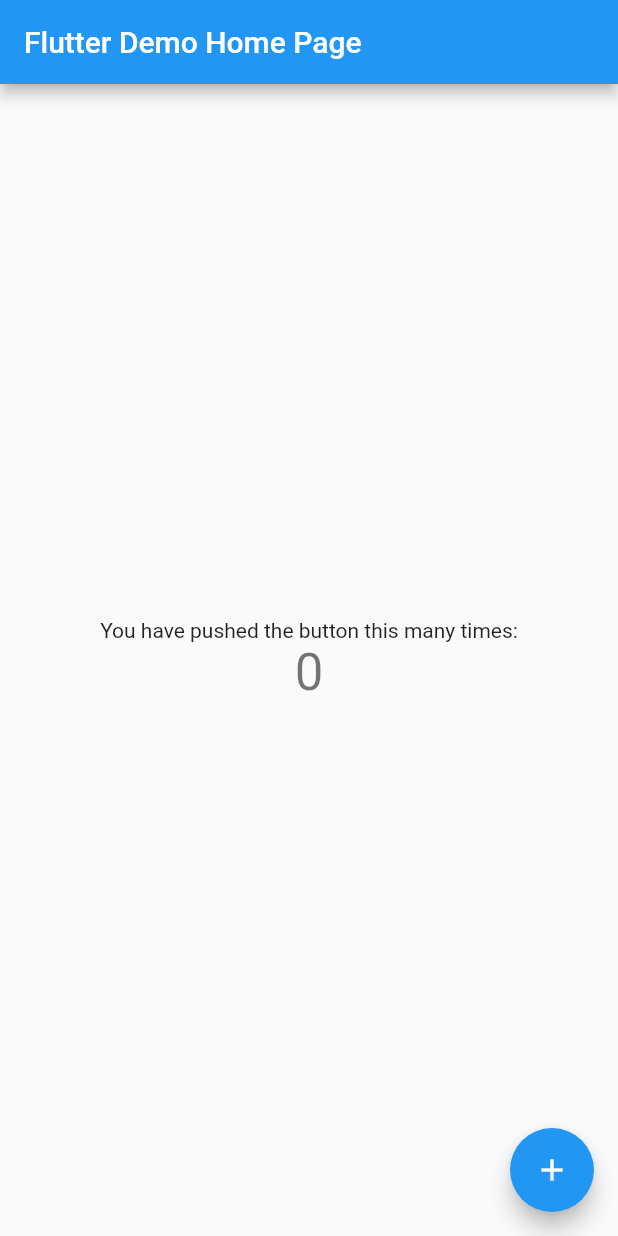
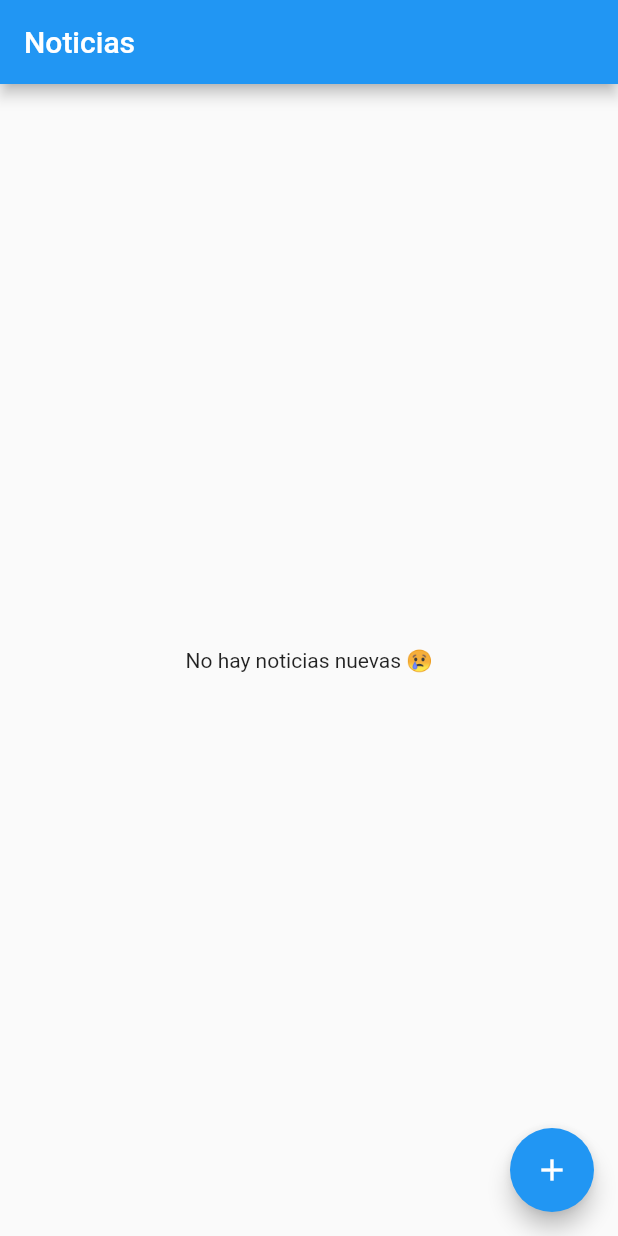
Before and after one commit to EDD-3/FrankFlutter, a Flutter app: the screen it shows after launch, on a phone screen of 412 x 824 dp. Run offline on Flutter 3.47's test engine with Material 2 defaults, Android fonts, the phone set to English and light mode, and no system bars; our stand-ins replace bloc, dartz, data_connection_checker, equatable, flutter_bloc, get_it.

Commit message:
Primer feature terminado

```diff
--- a/lib/core/network/network_info.dart
+++ b/lib/core/network/network_info.dart
@@ -11,6 +11,6 @@ class NetworkInfoImpl implements NetworkInfo{
   NetworkInfoImpl({@required this.connectionChecker});
 
   @override
-  Future<bool> get isConnected => connectionChecker.hasConnection;
+  Future<bool> get isConnected async => connectionChecker.hasConnection;
 
 }
--- a/lib/features/news/data/models/news_article_model.dart
+++ b/lib/features/news/data/models/news_article_model.dart
@@ -24,7 +24,7 @@ class NewsArticleModel extends NewsArticle {
       article: json['post_stripped'],
       articleUrl: json['link'],
       author: json['author_name'],
-      thumbnailUrl: json['thumbnai'],
+      thumbnailUrl: json['thumbnail'],
       articleDate: DateTime.parse(json['post_date']),
     );
   }
--- a/lib/features/news/presentation/bloc/news_bloc.dart
+++ b/lib/features/news/presentation/bloc/news_bloc.dart
@@ -12,7 +12,7 @@ class NewsBloc extends Bloc<NewsEvent, NewsState> {
 
   NewsBloc({
     @required this.getNewsList,
-  });
+  }) : assert(getNewsList != null);
 
   @override
   NewsState get initialState => NewsInitialNewsState();
--- a/lib/features/news/presentation/bloc/news_event.dart
+++ b/lib/features/news/presentation/bloc/news_event.dart
@@ -4,8 +4,7 @@ abstract class NewsEvent extends Equatable {
   const NewsEvent();
 }
 
-class GetNewsEvent extends NewsEvent{
+class GetNewsEvent extends NewsEvent {
   @override
   List<Object> get props => [];
-
 }
--- /dev/null
+++ b/lib/features/news/presentation/pages/news_page.dart
@@ -0,0 +1,89 @@
+import 'package:flutter/material.dart';
+import 'package:flutter_bloc/flutter_bloc.dart';
+import 'package:news_app/features/news/presentation/bloc/bloc.dart';
+import '../../../../injection_container.dart';
+
+class NewsPage extends StatefulWidget {
+  @override
+  _NewsPageState createState() => _NewsPageState();
+}
+
+class _NewsPageState extends State<NewsPage> {
+  NewsBloc _bloc;
+
+  @override
+  void initState() {
+    super.initState();
+    _bloc = sl<NewsBloc>();
+  }
+
+  @override
+  Widget build(BuildContext context) {
+    return Scaffold(
+        appBar: AppBar(
+          title: Text('Noticias'),
+        ),
+        body: Center(
+          child: buildBody(),
+        ),
+        floatingActionButton: FloatingActionButton(
+          onPressed: () {
+            _bloc.add(GetNewsEvent());
+          },
+          child: Icon(Icons.add),
+        ));
+  }
+
+  BlocProvider<NewsBloc> buildBody() {
+    return BlocProvider(
+      create: (_) => _bloc,
+      child: BlocBuilder<NewsBloc, NewsState>(
+        builder: (context, state) {
+          if (state is NewsInitialNewsState) {
+            return MessageDisplay(
+              message: 'No hay noticias nuevas 😢',
+            );
+          } else if (state is NewsLoadingState) {
+            return Container(
+              height: MediaQuery.of(context).size.height / 3,
+              child: Center(
+                child: CircularProgressIndicator(),
+              ),
+            );
+          } else if (state is NewsLoadedState) {
+            return ListView.builder(
+                itemCount: state.newsList.length,
+                itemBuilder: (BuildContext context, int index) {
+                  return ListTile(
+                    leading: CircleAvatar(backgroundImage: NetworkImage(state.newsList[index].thumbnailUrl),),
+                    title: Text(state.newsList[index].title),
+                    subtitle: Text(state.newsList[index].author),
+
+                  );
+                });
+          } else if (state is NewsErrorState) {
+            return MessageDisplay(
+              message: state.errorMessage,
+            );
+          }
+        },
+      ),
+    );
+  }
+}
+
+class MessageDisplay extends StatelessWidget {
+  final String message;
+
+  const MessageDisplay({
+    Key key,
+    @required this.message,
+  }) : super(key: key);
+
+  @override
+  Widget build(BuildContext context) {
+    return Center(
+      child: Text(message),
+    );
+  }
+}
--- a/lib/injection_container.dart
+++ b/lib/injection_container.dart
@@ -10,31 +10,34 @@ import 'package:news_app/features/news/presentation/bloc/bloc.dart';
 
 final sl = GetIt.instance;
 
-void init() {
-  //Features
+Future<void> init() async {
+  //!Features
   _news();
-  //Core
+  //!Core
   _core();
-  //External-Dependencies
+  //!External-Dependencies
   _external();
 }
 
 void _news() {
   //Bloc
-  sl.registerFactory<NewsBloc>(()=>NewsBloc(getNewsList: sl()));
+  sl.registerFactory<NewsBloc>(() => NewsBloc(getNewsList: sl()));
   //Use-cases
-  sl.registerLazySingleton<GetNewsList>(()=>GetNewsList(repository: sl()));
+  sl.registerLazySingleton<GetNewsList>(() => GetNewsList(repository: sl()));
   //Repositories
-  sl.registerLazySingleton<NewsArticleRepository>(()=>NewsArticleRepositoryImpl(networkInfo: sl(),remoteDatasource: sl()));
+  sl.registerLazySingleton<NewsArticleRepository>(() =>
+      NewsArticleRepositoryImpl(networkInfo: sl(), remoteDatasource: sl()));
   //Datasources
-  sl.registerLazySingleton<NewsArticleRemoteDatasource>(()=>NewsArticleRemoteDatasourceImp(client: sl()));
+  sl.registerLazySingleton<NewsArticleRemoteDatasource>(
+      () => NewsArticleRemoteDatasourceImp(client: sl()));
 }
 
 void _core() {
-  sl.registerLazySingleton<NetworkInfo>(() => NetworkInfoImpl(connectionChecker: sl()));
+  sl.registerLazySingleton<NetworkInfo>(
+      () => NetworkInfoImpl(connectionChecker: sl()));
 }
 
 void _external() {
-  sl.registerLazySingleton(()=>DataConnectionChecker());
-  sl.registerLazySingleton(()=>http.Client());
+  sl.registerLazySingleton(() => DataConnectionChecker());
+  sl.registerLazySingleton(() => http.Client());
 }
--- a/lib/main.dart
+++ b/lib/main.dart
@@ -1,111 +1,22 @@
 import 'package:flutter/material.dart';
+import 'features/news/presentation/pages/news_page.dart';
+import 'injection_container.dart' as di;
 
-void main() => runApp(MyApp());
+void main() async {
+  WidgetsFlutterBinding.ensureInitialized();
+  await di.init().then((_) => runApp(MyApp()));
+}
 
 class MyApp extends StatelessWidget {
   // This widget is the root of your application.
   @override
   Widget build(BuildContext context) {
     return MaterialApp(
-      title: 'Flutter Demo',
+      title: 'Noticias',
       theme: ThemeData(
-        // This is the theme of your application.
-        //
-        // Try running your application with "flutter run". You'll see the
-        // application has a blue toolbar. Then, without quitting the app, try
-        // changing the primarySwatch below to Colors.green and then invoke
-        // "hot reload" (press "r" in the console where you ran "flutter run",
-        // or simply save your changes to "hot reload" in a Flutter IDE).
-        // Notice that the counter didn't reset back to zero; the application
-        // is not restarted.
         primarySwatch: Colors.blue,
       ),
-      home: MyHomePage(title: 'Flutter Demo Home Page'),
+      home: NewsPage(),
     );
   }
 }
-
-class MyHomePage extends StatefulWidget {
-  MyHomePage({Key key, this.title}) : super(key: key);
-
-  // This widget is the home page of your application. It is stateful, meaning
-  // that it has a State object (defined below) that contains fields that affect
-  // how it looks.
-
-  // This class is the configuration for the state. It holds the values (in this
-  // case the title) provided by the parent (in this case the App widget) and
-  // used by the build method of the State. Fields in a Widget subclass are
-  // always marked "final".
-
-  final String title;
-
-  @override
-  _MyHomePageState createState() => _MyHomePageState();
-}
-
-class _MyHomePageState extends State<MyHomePage> {
-  int _counter = 0;
-
-  void _incrementCounter() {
-    setState(() {
-      // This call to setState tells the Flutter framework that something has
-      // changed in this State, which causes it to rerun the build method below
-      // so that the display can reflect the updated values. If we changed
-      // _counter without calling setState(), then the build method would not be
-      // called again, and so nothing would appear to happen.
-      _counter++;
-    });
-  }
-
-  @override
-  Widget build(BuildContext context) {
-    // This method is rerun every time setState is called, for instance as done
-    // by the _incrementCounter method above.
-    //
-    // The Flutter framework has been optimized to make rerunning build methods
-    // fast, so that you can just rebuild anything that needs updating rather
-    // than having to individually change instances of widgets.
-    return Scaffold(
-      appBar: AppBar(
-        // Here we take the value from the MyHomePage object that was created by
-        // the App.build method, and use it to set our appbar title.
-        title: Text(widget.title),
-      ),
-      body: Center(
-        // Center is a layout widget. It takes a single child and positions it
-        // in the middle of the parent.
-        child: Column(
-          // Column is also a layout widget. It takes a list of children and
-          // arranges them vertically. By default, it sizes itself to fit its
-          // children horizontally, and tries to be as tall as its parent.
-          //
-          // Invoke "debug painting" (press "p" in the console, choose the
-          // "Toggle Debug Paint" action from the Flutter Inspector in Android
-          // Studio, or the "Toggle Debug Paint" command in Visual Studio Code)
-          // to see the wireframe for each widget.
-          //
-          // Column has various properties to control how it sizes itself and
-          // how it positions its children. Here we use mainAxisAlignment to
-          // center the children vertically; the main axis here is the vertical
-          // axis because Columns are vertical (the cross axis would be
-          // horizontal).
-          mainAxisAlignment: MainAxisAlignment.center,
-          children: <Widget>[
-            Text(
-              'You have pushed the button this many times:',
-            ),
-            Text(
-              '$_counter',
-              style: Theme.of(context).textTheme.headline4,
-            ),
-          ],
-        ),
-      ),
-      floatingActionButton: FloatingActionButton(
-        onPressed: _incrementCounter,
-        tooltip: 'Increment',
-        child: Icon(Icons.add),
-      ), // This trailing comma makes auto-formatting nicer for build methods.
-    );
-  }
-}
```
